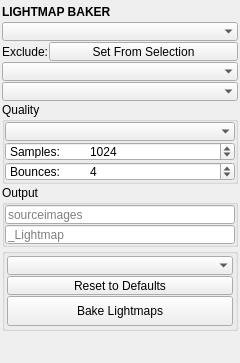
Qt form blendertk/light_utils/lightmap_baker/lightmap_baker.ui (m3trik/blendertk) before a commit.
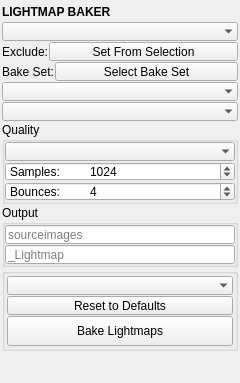
The same form after that commit. Custom widgets are drawn as their Qt base class.

What changed in the file:
```diff
--- a/blendertk/light_utils/lightmap_baker/lightmap_baker.ui
+++ b/blendertk/light_utils/lightmap_baker/lightmap_baker.ui
@@ -184,6 +184,68 @@
         </item>
        </layout>
       </item>
+      <item>
+       <layout class="QHBoxLayout" name="bake_set_layout">
+        <property name="spacing">
+         <number>1</number>
+        </property>
+        <item>
+         <widget class="QLabel" name="lbl_bake_set">
+          <property name="minimumSize">
+           <size>
+            <width>0</width>
+            <height>19</height>
+           </size>
+          </property>
+          <property name="maximumSize">
+           <size>
+            <width>16777215</width>
+            <height>19</height>
+           </size>
+          </property>
+          <property name="toolTip">
+           <string>Bake Set — the objects the last bake acted on, stored in the file (the lightmapBaker_baked collection, which changes nothing about what renders), so selecting it and baking again re-runs that bake.</string>
+          </property>
+          <property name="text">
+           <string>Bake Set:</string>
+          </property>
+          <property name="caption" stdset="0">
+           <bool>true</bool>
+          </property>
+         </widget>
+        </item>
+        <item>
+         <widget class="QPushButton" name="select_bake_set">
+          <property name="sizePolicy">
+           <sizepolicy hsizetype="Expanding" vsizetype="Fixed">
+            <horstretch>1</horstretch>
+            <verstretch>0</verstretch>
+           </sizepolicy>
+          </property>
+          <property name="minimumSize">
+           <size>
+            <width>0</width>
+            <height>19</height>
+           </size>
+          </property>
+          <property name="maximumSize">
+           <size>
+            <width>16777215</width>
+            <height>19</height>
+           </size>
+          </property>
+          <property name="toolTip">
+           <string>Select the objects of the last saved bake.
+
+The disk button is Save After Bake: while it is on, every bake replaces the file's Bake Set with the objects it acted on — the Scope minus the Exclude set — finished or not. One setting for every file. The tag button names the set with the naming convention's Set suffix (the Naming panel's, _SET by default).</string>
+          </property>
+          <property name="text">
+           <string>Select Bake Set</string>
+          </property>
+         </widget>
+        </item>
+       </layout>
+      </item>
       <item>
        <widget class="ComboBox" name="cmb002">
         <property name="minimumSize">
```
